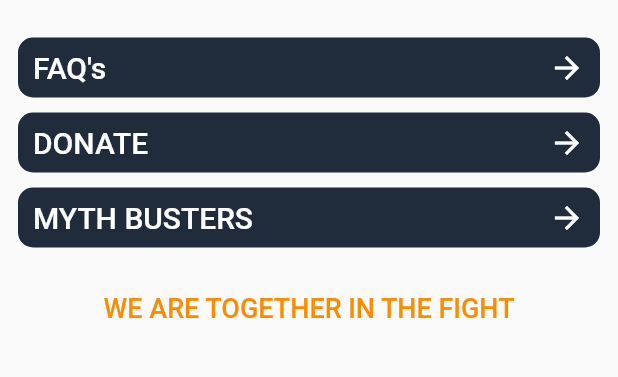
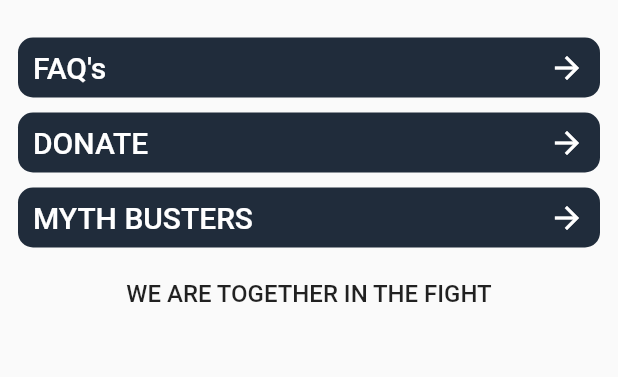
Before and after one commit to huzaifa215/covid19_app_ui, a Flutter app: the screen it shows after launch, on a phone screen of 412 x 824 dp, the part 567-944 px from its top. Run offline on Flutter 3.47's test engine with Material 2 defaults, Android fonts, the phone set to English and light mode, and no system bars; our stand-ins replace getwidget; network calls fail.

Commit message:
FAQ's Page

```diff
--- a/covid_19_app/lib/main.dart
+++ b/covid_19_app/lib/main.dart
@@ -167,19 +167,18 @@ class _HomePageState extends State<HomePage> {
             ),
             InformationPanel(),
             SizedBox(
-              height: 15,
+              height: 6,
             ),
             Center(
                 child: Text(
               "WE ARE TOGETHER IN THE FIGHT",
               style: TextStyle(
-                fontSize: 18,
+                fontSize: 16,
                 fontWeight: FontWeight.w500,
-                color: Colors.orange.shade600,
               ),
             )),
             SizedBox(
-              height: 20,
+              height: 10,
             ),
           ],
         ),
--- a/covid_19_app/lib/widgets/info_pannel.dart
+++ b/covid_19_app/lib/widgets/info_pannel.dart
@@ -1,5 +1,5 @@
+import 'package:covid_19_app/screens/faqs.dart';
 import 'package:flutter/material.dart';
-import 'package:getwidget/components/accordion/gf_accordion.dart';
 import 'package:covid_19_app/models/data_source.dart';
 import 'package:url_launcher/url_launcher.dart';
 
@@ -10,89 +10,97 @@ class InformationPanel extends StatelessWidget {
       padding: EdgeInsets.symmetric(vertical: 10),
       child: Column(
         children: [
-          Container(
-            padding: EdgeInsets.symmetric(vertical: 8,horizontal: 10),
-            margin: EdgeInsets.symmetric(vertical: 5,horizontal: 12),
-            decoration: BoxDecoration(
-              color: primaryBlack,
-              borderRadius: BorderRadius.circular(10),
-            ),
-            child:Row(
-              mainAxisAlignment: MainAxisAlignment.spaceBetween,
-              children: [
-                Text("FAQ's",style: TextStyle(
-                  fontWeight: FontWeight.w500,
-                  fontSize: 20,
-                  color: Colors.white
-                ),),
-                Icon(Icons.arrow_forward,color: Colors.white,),
-              ],
-            ),
-          ),
           GestureDetector(
-            onTap: (){
-              launch("https://covid19responsefund.org/en/");
+            onTap: () {
+              Navigator.push(context,
+                  MaterialPageRoute(builder: (context) => FAQPage() ));
             },
             child: Container(
-              padding: EdgeInsets.symmetric(vertical: 8,horizontal: 10),
-              margin: EdgeInsets.symmetric(vertical: 5,horizontal: 12),
+              padding: EdgeInsets.symmetric(vertical: 8, horizontal: 10),
+              margin: EdgeInsets.symmetric(vertical: 5, horizontal: 12),
               decoration: BoxDecoration(
                 color: primaryBlack,
                 borderRadius: BorderRadius.circular(10),
               ),
-              child:Row(
+              child: Row(
                 mainAxisAlignment: MainAxisAlignment.spaceBetween,
                 children: [
-                  Text("DONATE",style: TextStyle(
-                      fontWeight: FontWeight.w500,
-                      fontSize: 20,
-                      color: Colors.white
-                  ),),
-                  Icon(Icons.arrow_forward,color: Colors.white,),
+                  Text(
+                    "FAQ's",
+                    style: TextStyle(
+                        fontWeight: FontWeight.w500,
+                        fontSize: 20,
+                        color: Colors.white),
+                  ),
+                  Icon(
+                    Icons.arrow_forward,
+                    color: Colors.white,
+                  ),
                 ],
               ),
             ),
           ),
           GestureDetector(
-            onTap: (){
-              launch("https://www.who.int/emergencies/diseases/novel-coronavirus-2019/advice-for-public/myth-busters");
+            onTap: () {
+              launch("https://covid19responsefund.org/en/");
             },
             child: Container(
-              padding: EdgeInsets.symmetric(vertical: 8,horizontal: 10),
-              margin: EdgeInsets.symmetric(vertical: 5,horizontal: 12),
+              padding: EdgeInsets.symmetric(vertical: 8, horizontal: 10),
+              margin: EdgeInsets.symmetric(vertical: 5, horizontal: 12),
               decoration: BoxDecoration(
                 color: primaryBlack,
                 borderRadius: BorderRadius.circular(10),
               ),
-              child:Row(
+              child: Row(
                 mainAxisAlignment: MainAxisAlignment.spaceBetween,
                 children: [
-                  Text("MYTH BUSTERS",style: TextStyle(
-                      fontWeight: FontWeight.w500,
-                      fontSize: 20,
-                      color: Colors.white
-                  ),),
-                  Icon(Icons.arrow_forward,color: Colors.white,),
+                  Text(
+                    "DONATE",
+                    style: TextStyle(
+                        fontWeight: FontWeight.w500,
+                        fontSize: 20,
+                        color: Colors.white),
+                  ),
+                  Icon(
+                    Icons.arrow_forward,
+                    color: Colors.white,
+                  ),
+                ],
+              ),
+            ),
+          ),
+          GestureDetector(
+            onTap: () {
+              launch(
+                  "https://www.who.int/emergencies/diseases/novel-coronavirus-2019/advice-for-public/myth-busters");
+            },
+            child: Container(
+              padding: EdgeInsets.symmetric(vertical: 8, horizontal: 10),
+              margin: EdgeInsets.symmetric(vertical: 5, horizontal: 12),
+              decoration: BoxDecoration(
+                color: primaryBlack,
+                borderRadius: BorderRadius.circular(10),
+              ),
+              child: Row(
+                mainAxisAlignment: MainAxisAlignment.spaceBetween,
+                children: [
+                  Text(
+                    "MYTH BUSTERS",
+                    style: TextStyle(
+                        fontWeight: FontWeight.w500,
+                        fontSize: 20,
+                        color: Colors.white),
+                  ),
+                  Icon(
+                    Icons.arrow_forward,
+                    color: Colors.white,
+                  ),
                 ],
               ),
             ),
           ),
         ],
       ),
-      // child: ListView.builder(
-      //   itemCount: 8,
-      //   shrinkWrap: true,
-      //   physics: NeverScrollableScrollPhysics(),
-      //   itemBuilder: (context, index) {
-      //     return GFAccordion(
-      //         title: DataSource.questionAnswers[index]["question"],
-      //         content: DataSource.questionAnswers[index]["answer"],
-      //         expandedTitleBackgroundColor: Colors.grey.shade300,
-      //         collapsedTitleBackgroundColor: Colors.grey.shade200,
-      //         collapsedIcon: Icon(Icons.add),
-      //         expandedIcon: Icon(Icons.minimize));
-      //   },
-      // ),
     );
   }
 }
```
Also changed, not shown: covid_19_app/lib/screens/faqs.dart (added, +35 -0 lines).
